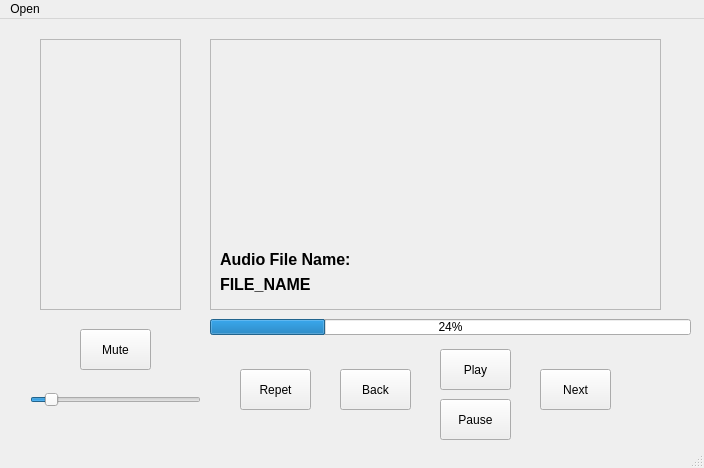
Qt form mainwindow.ui (VictorManuelLopezHenao/ProyectoFinal) before a commit.
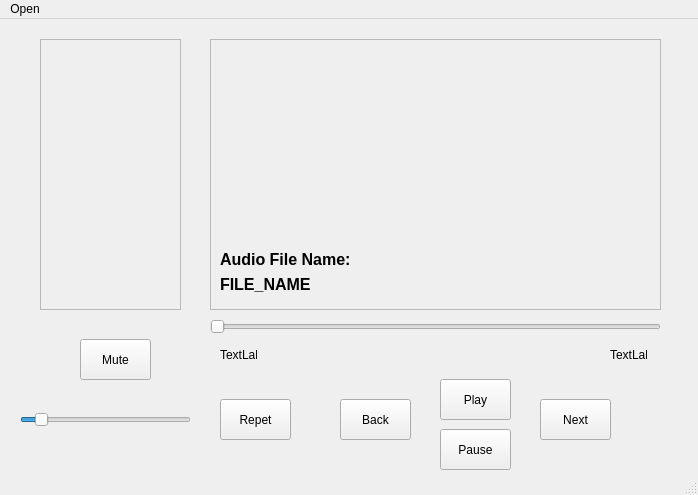
The same form after that commit.

What changed in the file:
```diff
--- a/mainwindow.ui
+++ b/mainwindow.ui
@@ -6,8 +6,8 @@
    <rect>
     <x>0</x>
     <y>0</y>
-    <width>704</width>
-    <height>468</height>
+    <width>698</width>
+    <height>495</height>
    </rect>
   </property>
   <property name="windowTitle">
@@ -18,7 +18,7 @@
     <property name="geometry">
      <rect>
       <x>440</x>
-      <y>330</y>
+      <y>360</y>
       <width>71</width>
       <height>41</height>
      </rect>
@@ -31,7 +31,7 @@
     <property name="geometry">
      <rect>
       <x>440</x>
-      <y>380</y>
+      <y>410</y>
       <width>71</width>
       <height>41</height>
      </rect>
@@ -43,8 +43,8 @@
    <widget class="QSlider" name="horizontalSlider_Volume_Control">
     <property name="geometry">
      <rect>
-      <x>30</x>
-      <y>360</y>
+      <x>20</x>
+      <y>380</y>
       <width>171</width>
       <height>41</height>
      </rect>
@@ -139,7 +139,7 @@
     <property name="geometry">
      <rect>
       <x>540</x>
-      <y>350</y>
+      <y>380</y>
       <width>71</width>
       <height>41</height>
      </rect>
@@ -151,8 +151,8 @@
    <widget class="QPushButton" name="pushButton_Repet">
     <property name="geometry">
      <rect>
-      <x>240</x>
-      <y>350</y>
+      <x>220</x>
+      <y>380</y>
       <width>71</width>
       <height>41</height>
      </rect>
@@ -165,7 +165,7 @@
     <property name="geometry">
      <rect>
       <x>80</x>
-      <y>310</y>
+      <y>320</y>
       <width>71</width>
       <height>41</height>
      </rect>
@@ -178,7 +178,7 @@
     <property name="geometry">
      <rect>
       <x>340</x>
-      <y>350</y>
+      <y>380</y>
       <width>71</width>
       <height>41</height>
      </rect>
@@ -187,17 +187,43 @@
      <string>Back</string>
     </property>
    </widget>
-   <widget class="QProgressBar" name="progressBar">
+   <widget class="QSlider" name="horizontalSlider">
     <property name="geometry">
      <rect>
       <x>210</x>
       <y>300</y>
-      <width>481</width>
+      <width>451</width>
       <height>16</height>
      </rect>
     </property>
-    <property name="value">
-     <number>24</number>
+    <property name="orientation">
+     <enum>Qt::Orientation::Horizontal</enum>
+    </property>
+   </widget>
+   <widget class="QLabel" name="label">
+    <property name="geometry">
+     <rect>
+      <x>220</x>
+      <y>330</y>
+      <width>37</width>
+      <height>12</height>
+     </rect>
+    </property>
+    <property name="text">
+     <string>TextLabel</string>
+    </property>
+   </widget>
+   <widget class="QLabel" name="label_2">
+    <property name="geometry">
+     <rect>
+      <x>610</x>
+      <y>330</y>
+      <width>37</width>
+      <height>12</height>
+     </rect>
+    </property>
+    <property name="text">
+     <string>TextLabel</string>
     </property>
    </widget>
   </widget>
@@ -206,7 +232,7 @@
     <rect>
      <x>0</x>
      <y>0</y>
-     <width>704</width>
+     <width>698</width>
      <height>18</height>
     </rect>
    </property>
```
